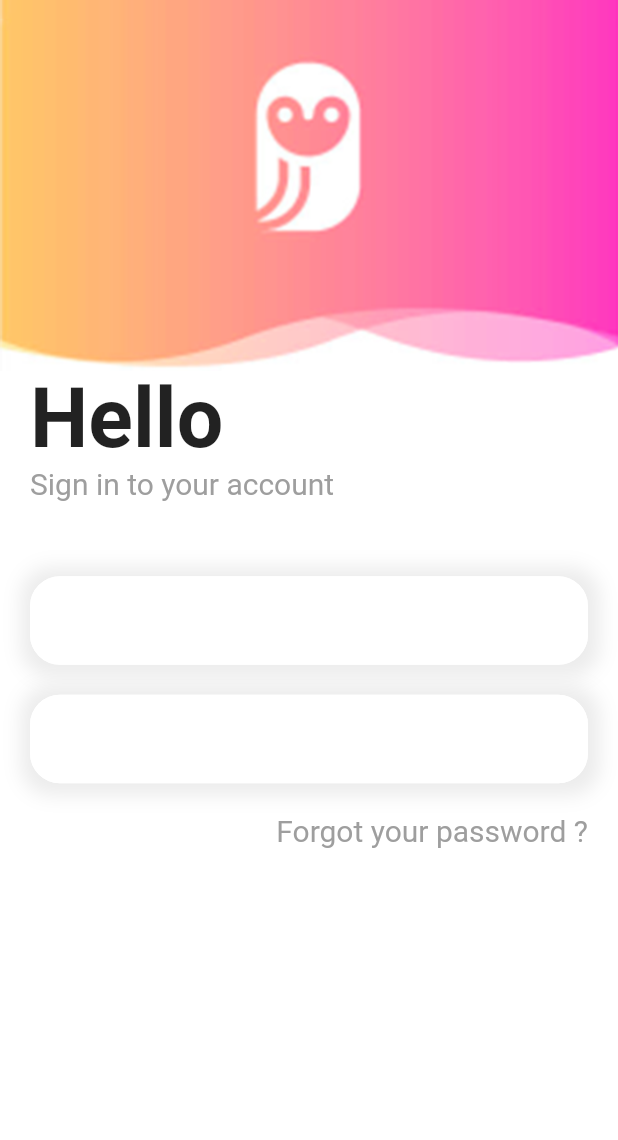
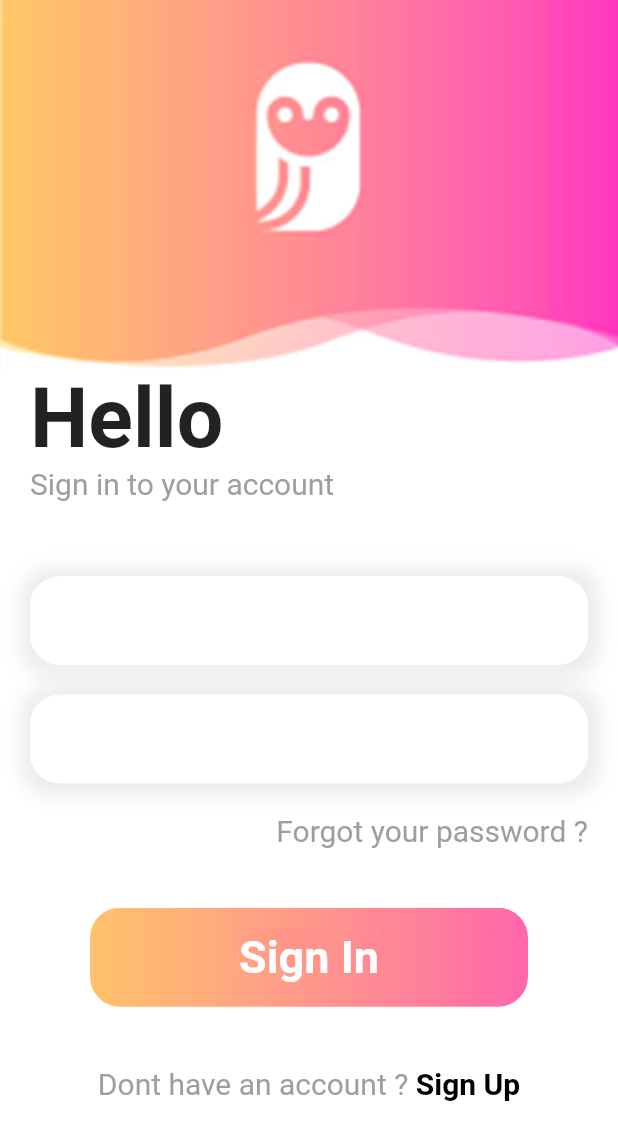
Before and after one commit to tuanvu9981/firebase_getx, a Flutter app: the screen it shows after launch, on a phone screen of 412 x 824 dp. Shown: the top 1140 px of the screen. Run offline on Flutter 3.47's test engine with Material 2 defaults, Android fonts, the phone set to English and light mode, and no system bars.

Commit message:
feat: complete Sign In screen UI

```diff
--- a/lib/screens/login_screen.dart
+++ b/lib/screens/login_screen.dart
@@ -113,6 +113,47 @@ class LoginScreenState extends State<LoginScreen> {
                   style: TextStyle(fontSize: 20, color: Colors.grey[500]),
                 ),
               ),
+              const SizedBox(height: 40.0),
+              Container(
+                margin: const EdgeInsets.symmetric(horizontal: 60.0),
+                height: screenH * 0.08,
+                decoration: BoxDecoration(
+                  borderRadius: BorderRadius.circular(20.0),
+                  image: const DecorationImage(
+                    fit: BoxFit.cover,
+                    image: AssetImage('assets/images/loginbtn.png'),
+                  ),
+                ),
+                child: const Center(
+                  child: Text(
+                    "Sign In",
+                    style: TextStyle(
+                      fontSize: 30.0,
+                      fontWeight: FontWeight.bold,
+                      color: Colors.white,
+                    ),
+                  ),
+                ),
+              ),
+              const SizedBox(height: 40.0),
+              Center(
+                child: RichText(
+                  text: const TextSpan(
+                    text: 'Dont have an account ? ',
+                    style: TextStyle(fontSize: 20.0, color: Colors.grey),
+                    children: [
+                      TextSpan(
+                        text: 'Sign Up',
+                        style: TextStyle(
+                          fontSize: 20.0,
+                          color: Colors.black,
+                          fontWeight: FontWeight.bold,
+                        ),
+                      ),
+                    ],
+                  ),
+                ),
+              ),
             ],
           ),
         ),
```
